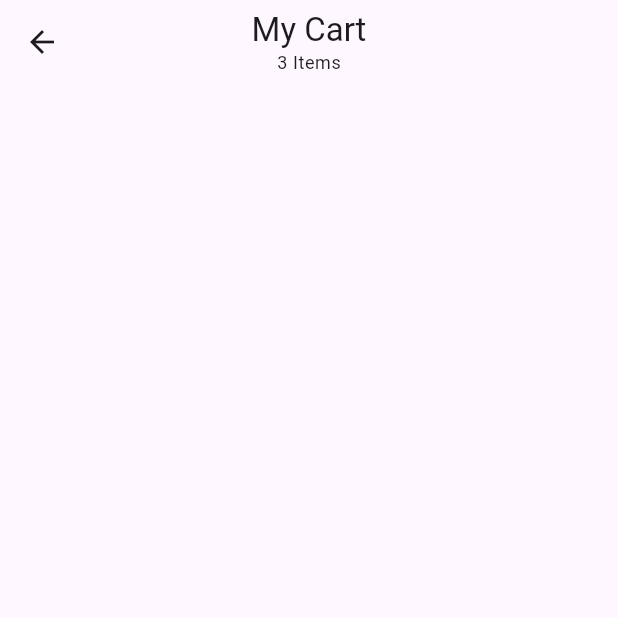
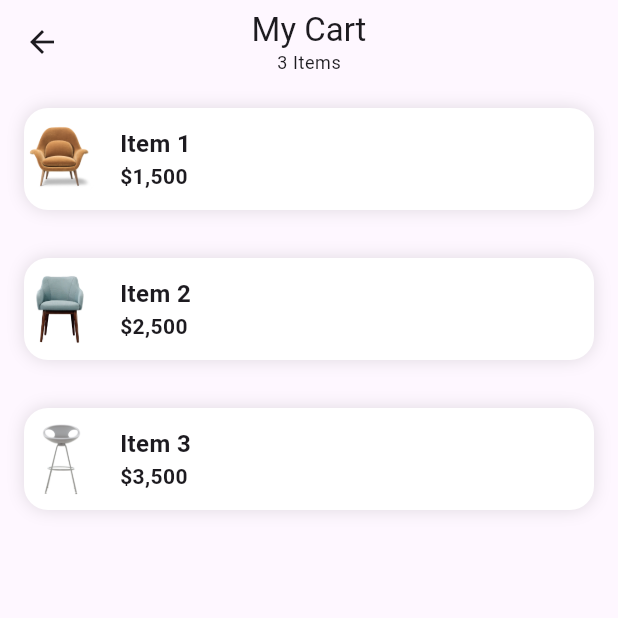
Before and after one commit to MrPouyaSaad/cart_screen, a Flutter app: the screen it shows after launch, on a phone screen of 412 x 824 dp, the top half of it. Run offline on Flutter 3.47's test engine with Material 2 defaults, Android fonts, the phone set to English and light mode, and no system bars.

Commit message:
Design Card

```diff
--- a/lib/cart.dart
+++ b/lib/cart.dart
@@ -14,17 +14,17 @@ class _CartScreenState extends State<CartScreen> {
         id: 1,
         imagePach: 'assets/images/Item_1.png',
         title: 'Item 1',
-        price: '1,500'),
+        price: '\$1,500'),
     Product(
         id: 2,
         imagePach: 'assets/images/Item_2.png',
         title: 'Item 2',
-        price: '2,500'),
+        price: '\$2,500'),
     Product(
         id: 3,
         imagePach: 'assets/images/Item_3.png',
         title: 'Item 3',
-        price: '3,500'),
+        price: '\$3,500'),
   ];
   @override
   Widget build(BuildContext context) {
@@ -43,6 +43,50 @@ class _CartScreenState extends State<CartScreen> {
         ),
         leading: const BackButton(),
       ),
+      body: ListView.builder(
+        itemCount: products.length,
+        itemBuilder: (context, index) {
+          final product = products[index];
+          return Container(
+            width: double.infinity,
+            height: 68,
+            margin: const EdgeInsets.symmetric(horizontal: 16, vertical: 16),
+            decoration: BoxDecoration(
+              borderRadius: BorderRadius.circular(16.0),
+              color: Colors.white,
+              boxShadow: const [
+                BoxShadow(
+                  color: Colors.black12,
+                  blurRadius: 9,
+                ),
+              ],
+            ),
+            child: Row(
+              children: [
+                Image.asset(
+                  product.imagePach,
+                  height: 48,
+                ),
+                const SizedBox(
+                  width: 16,
+                ),
+                Text.rich(
+                  TextSpan(
+                    text: '${product.title} \n',
+                    style: TextStyle(fontSize: 16, fontWeight: FontWeight.bold),
+                    children: [
+                      TextSpan(
+                        text: product.price,
+                        style: TextStyle(fontSize: 14),
+                      )
+                    ],
+                  ),
+                )
+              ],
+            ),
+          );
+        },
+      ),
     );
   }
 }
--- a/pubspec.yaml
+++ b/pubspec.yaml
@@ -35,6 +35,7 @@ dependencies:
   # The following adds the Cupertino Icons font to your application.
   # Use with the CupertinoIcons class for iOS style icons.
   cupertino_icons: ^1.0.2
+  get: ^4.6.5
 
 dev_dependencies:
   flutter_test:
```
Also changed, not shown: pubspec.lock.
